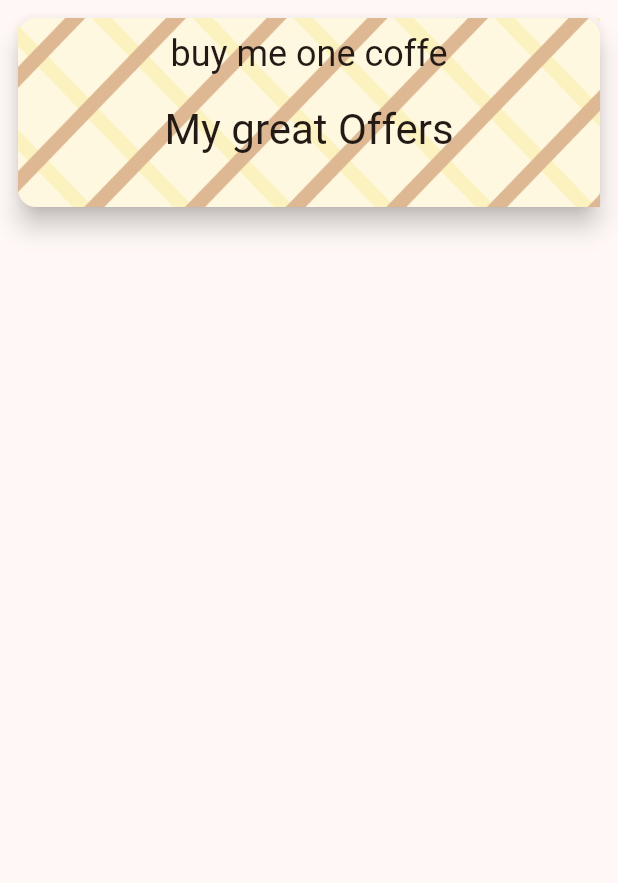
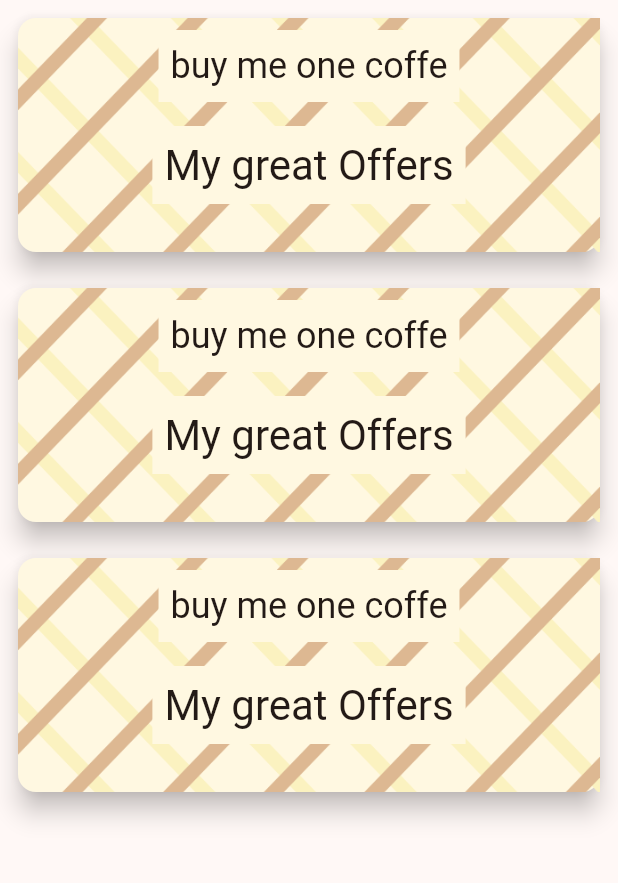
Before and after one commit to hanine007/Coffee_Shop, a Flutter app: the screen it shows after launch, on a phone screen of 412 x 824 dp, the part 84-967 px from its top. Run offline on Flutter 3.47's test engine with Material 3 defaults, Android fonts, the phone set to English and light mode, and no system bars.

Commit message:
display it into multiply card

```diff
--- a/lib/offerpages.dart
+++ b/lib/offerpages.dart
@@ -6,9 +6,21 @@ class Offerpages extends StatelessWidget {
 
   @override
   Widget build(BuildContext context) {
-    return const Offer(
+    return Column(
+      children: [
+        const Offer(
           title: "My great Offers",
           description: "buy me one coffe",
+        ),
+        const Offer(
+          title: "My great Offers",
+          description: "buy me one coffe",
+        ),
+        const Offer(
+          title: "My great Offers",
+          description: "buy me one coffe",
+        ),
+      ],
     ); //retourn Offer avec title et description
   }
 }
@@ -32,7 +44,7 @@ class Offer extends StatelessWidget {
   @override
   Widget build(BuildContext context) {
     return SizedBox(
-      height: 150,
+      height: 180,
       child: Padding(
         padding: const EdgeInsets.all(8.0),
         child: Card(
@@ -51,18 +63,30 @@ class Offer extends StatelessWidget {
                 Center(
                   child: Padding(
                     padding: const EdgeInsets.all(8.0),
+                    child: Container(
+                      color: Colors.amber.shade50,
+                      child: Padding(
+                        padding: const EdgeInsets.all(8.0),
                         child: Text(
                           description,
                           style: Theme.of(context).textTheme.headlineSmall,
                         ),
                       ),
                     ),
+                  ),
+                ),
                 Center(
+                  child: Padding(
+                    padding: const EdgeInsets.all(8.0),
+                    child: Container(
+                      color: Colors.amber.shade50,
                       child: Padding(
                         padding: const EdgeInsets.all(8.0),
                         child: Text(
                           title,
                           style: Theme.of(context).textTheme.headlineMedium,
+                        ),
+                      ),
                     ),
                   ),
                 ),
```
Lines whose indentation alone changed are shown as unchanged.
